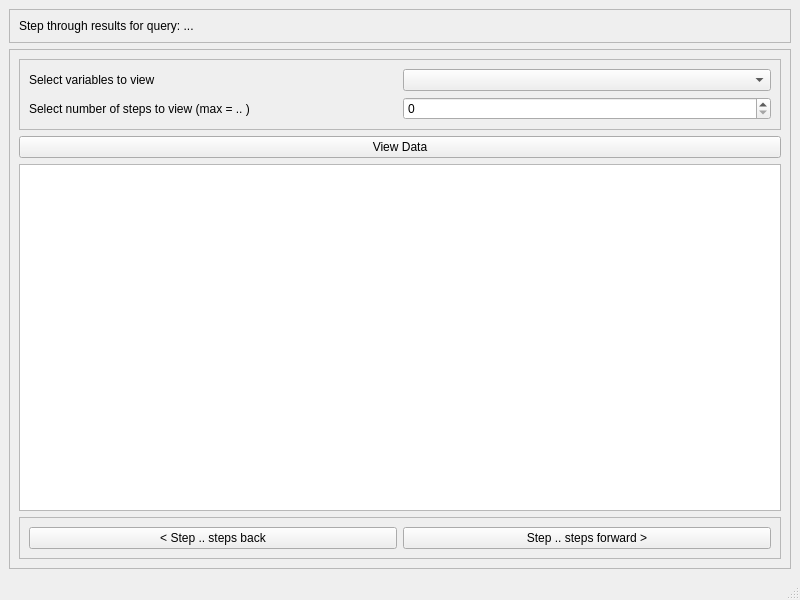
Before: the Qt Designer form ui/step_through_query_window.ui in usc-psychsim/psychsim-eval-gui, drawn with Qt 5.
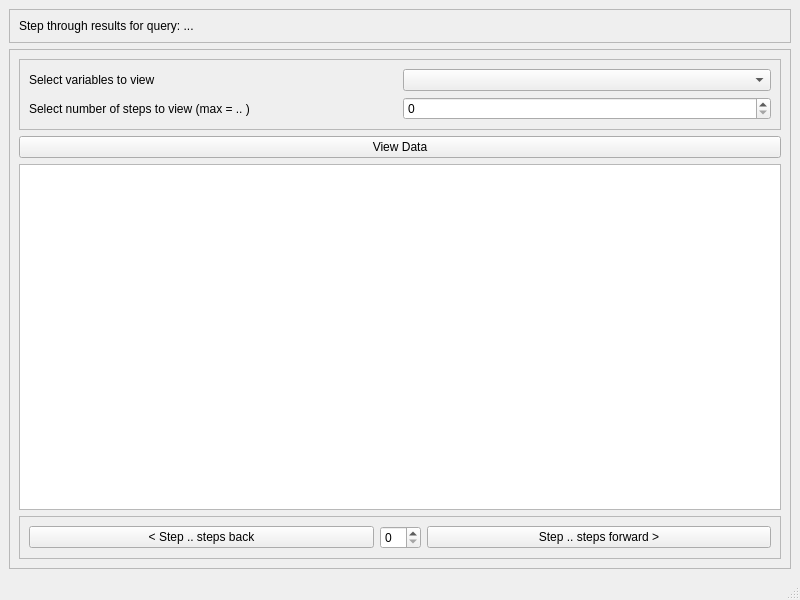
After: the same form once the commit is applied.

Commit message: Separate columns to view and steps to step through

```diff
--- a/ui/step_through_query_window.ui
+++ b/ui/step_through_query_window.ui
@@ -70,7 +70,7 @@
            <widget class="QComboBox" name="variable_select_combo"/>
           </item>
           <item row="1" column="1">
-           <widget class="QSpinBox" name="no_steps_spin"/>
+           <widget class="QSpinBox" name="no_steps_view_spin"/>
           </item>
          </layout>
         </widget>
@@ -94,6 +94,16 @@
             </property>
            </widget>
           </item>
+          <item>
+           <widget class="QSpinBox" name="no_steps_spin">
+            <property name="sizePolicy">
+             <sizepolicy hsizetype="Fixed" vsizetype="Fixed">
+              <horstretch>0</horstretch>
+              <verstretch>0</verstretch>
+             </sizepolicy>
+            </property>
+           </widget>
+          </item>
           <item>
            <widget class="QPushButton" name="step_forward_button">
             <property name="text">
```
Left out of the diff: 2 changed lines with no effect on the pictures. The commit also changes 1 other file.
